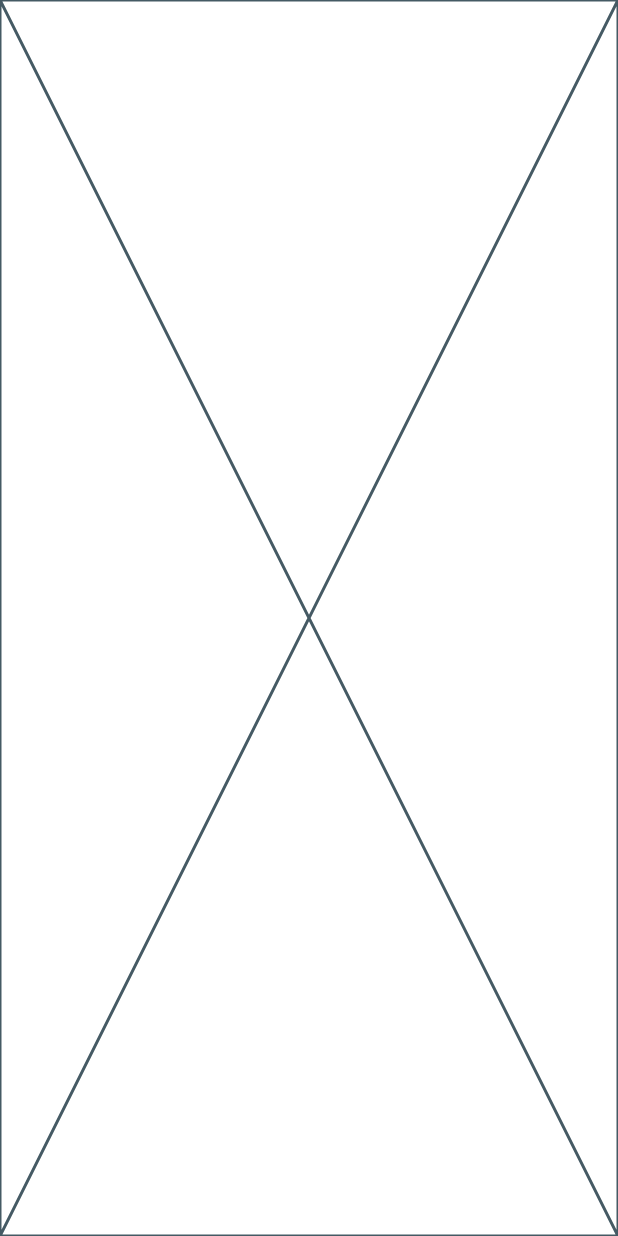
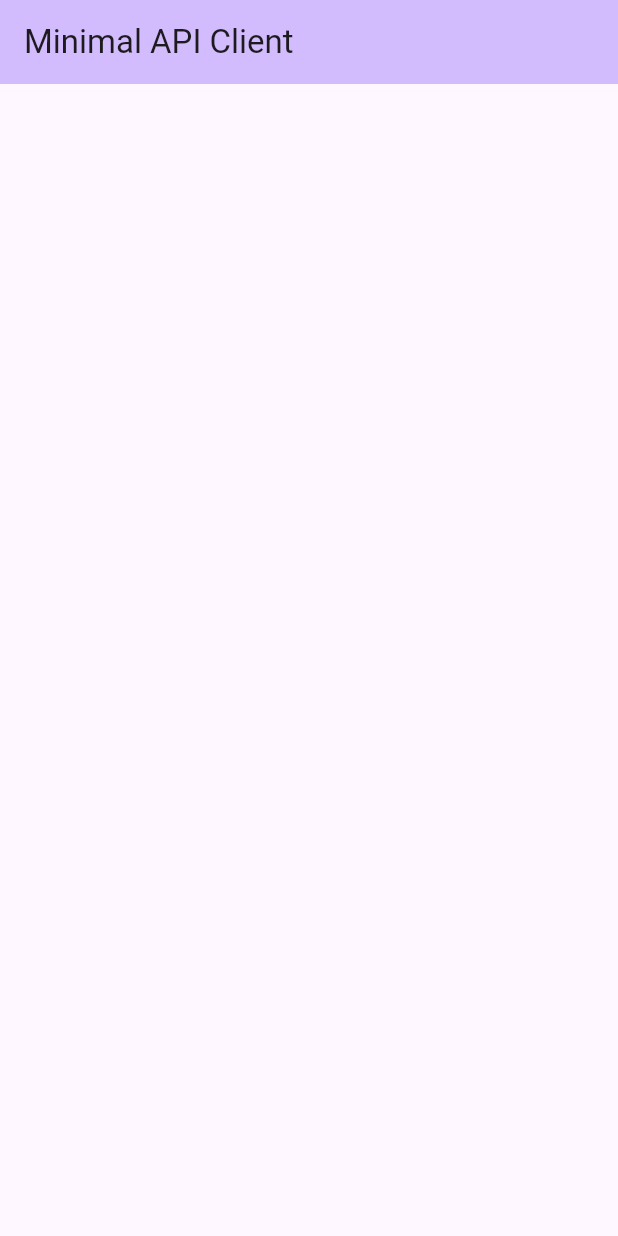
Before and after one commit to berkerozgur/minimal_api_client, a Flutter app: the screen it shows after launch, on a phone screen of 412 x 824 dp. Run offline on Flutter 3.47's test engine with Material 3 defaults, Android fonts, the phone set to English and light mode, and no system bars.

Commit message:
feat: add initial screen and update app title
- Introduced InitialScreen widget for the app's home.
- Updated app title to 'Minimal API Client'.

```diff
--- a/lib/main.dart
+++ b/lib/main.dart
@@ -1,4 +1,6 @@
 import 'package:flutter/material.dart';
+
+import 'views/initial_screen.dart';
 
 void main() {
   runApp(const App());
@@ -10,11 +12,11 @@ class App extends StatelessWidget {
   @override
   Widget build(BuildContext context) {
     return MaterialApp(
-      title: 'Flutter Demo',
+      title: 'Minimal API Client',
       theme: ThemeData(
         colorScheme: ColorScheme.fromSeed(seedColor: Colors.deepPurple),
       ),
-      home: const Placeholder(),
+      home: const InitialScreen(),
     );
   }
 }
--- /dev/null
+++ b/lib/views/initial_screen.dart
@@ -0,0 +1,15 @@
+import 'package:flutter/material.dart';
+
+class InitialScreen extends StatelessWidget {
+  const InitialScreen({super.key});
+
+  @override
+  Widget build(BuildContext context) {
+    return Scaffold(
+      appBar: AppBar(
+        title: Text('Minimal API Client'),
+        backgroundColor: Theme.of(context).colorScheme.inversePrimary,
+      ),
+    );
+  }
+}
```
